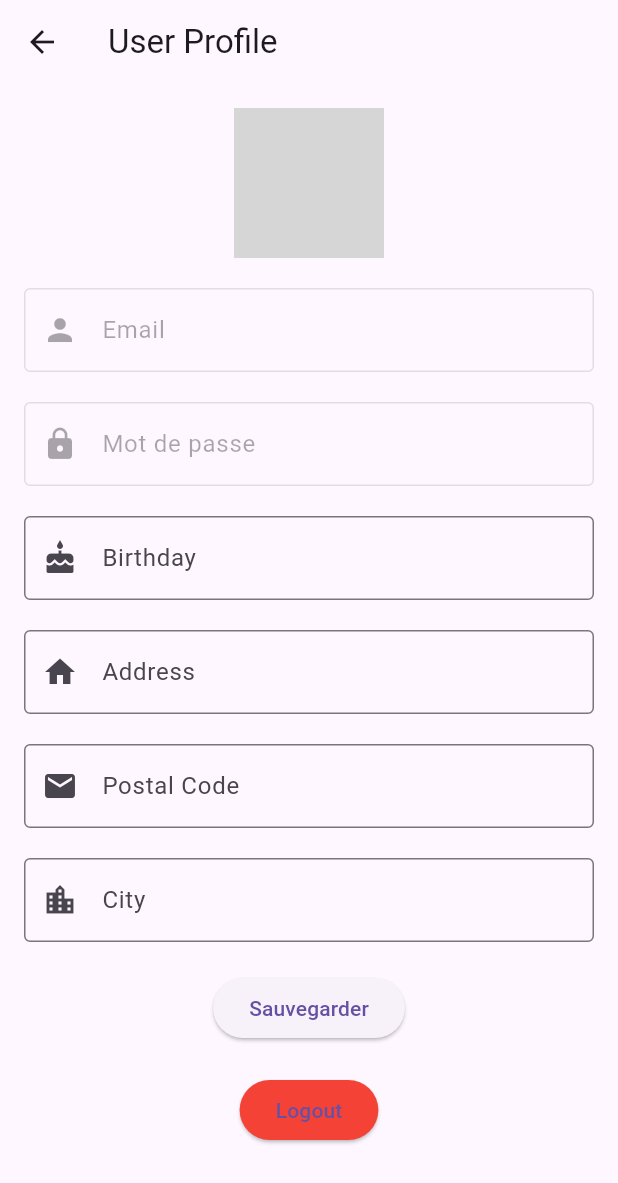
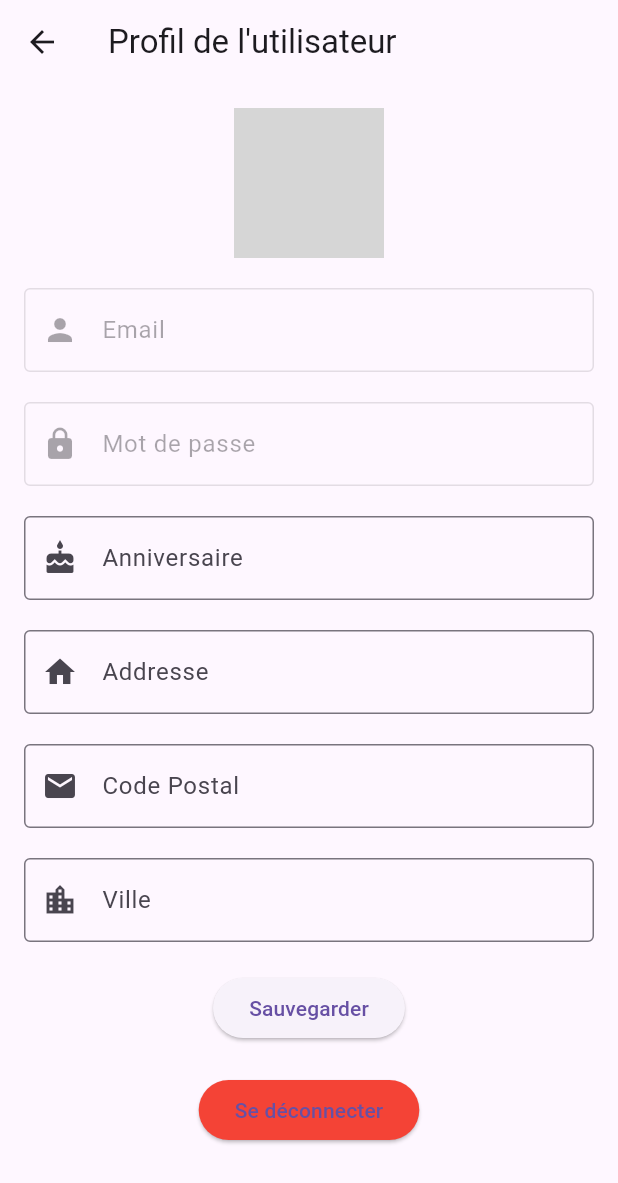
Before and after one commit to Lucxs95/FlutterProjectFront, a Flutter app: the UserProfileScreen screen opened directly, on a phone screen of 412 x 824 dp. Shown: the top 1183 px of the screen. Run offline on Flutter 3.47's test engine with Material 3 defaults, Android fonts, the phone set to English and light mode, and no system bars; our stand-ins replace cached_network_image, image_picker, shared_preferences; missing offline and left inert: dart:html; accounts and stored records are empty; network calls fail; grey boxes are pictures that could not be loaded.

Commit message:
ajout de la fin

```diff
--- a/lib/activities_screen.dart
+++ b/lib/activities_screen.dart
@@ -11,7 +11,7 @@ Future<List<Activity>> fetchActivities() async {
     List activitiesJson = json.decode(response.body);
     return activitiesJson.map((json) => Activity.fromJson(json)).toList();
   } else {
-    throw Exception('Failed to load activities');
+    throw Exception('Échec du chargement des activités');
   }
 }
 
--- a/lib/activity.dart
+++ b/lib/activity.dart
@@ -1,5 +1,5 @@
 class Activity {
-  final String id; // Ajoutez un champ pour l'id
+  final String id;
   final String imageUrl;
   final String title;
   final String category;
@@ -8,7 +8,7 @@ class Activity {
   final double price;
 
   Activity({
-    required this.id, // Assurez-vous d'inclure l'id dans le constructeur
+    required this.id,
     required this.imageUrl,
     required this.title,
     required this.category,
@@ -19,7 +19,7 @@ class Activity {
 
   factory Activity.fromJson(Map<String, dynamic> json) {
     return Activity(
-      id: json['_id'], // Récupérez _id depuis le JSON
+      id: json['_id'],
       imageUrl: json['imageUrl'],
       title: json['title'],
       category: json['category'],
--- a/lib/user_profile_screen.dart
+++ b/lib/user_profile_screen.dart
@@ -67,7 +67,6 @@ Future<void> saveUserProfile() async {
   final jwtToken = await getJwtToken();
   final userId = await getUserId();
 
-  // Convertir la date du format dd/MM/yyyy en un objet DateTime
   DateTime? birthday;
   try {
     final parts = _birthdayController.text.split('/');
@@ -78,8 +77,8 @@ Future<void> saveUserProfile() async {
       birthday = DateTime(year, month, day);
     }
   } catch (e) {
-    print("Error parsing birthday: $e");
-    ScaffoldMessenger.of(context).showSnackBar(SnackBar(content: Text("Invalid birthday format")));
+    print("Erreur lors de l'analyse de l'anniversaire: $e");
+    ScaffoldMessenger.of(context).showSnackBar(SnackBar(content: Text("Format d'anniversaire invalide")));
     return;
   }
 
@@ -91,8 +90,7 @@ Future<void> saveUserProfile() async {
     },
     body: jsonEncode({
       'email': _loginController.text,
-      // Ne pas envoyer le mot de passe s'il ne doit pas être modifié ou géré différemment
-      'birthday': birthday != null ? DateFormat('yyyy-MM-dd').format(birthday) : null, // Convertit en format ISO 8601
+      'birthday': birthday != null ? DateFormat('yyyy-MM-dd').format(birthday) : null,
       'address': _addressController.text,
       'postalCode': _postalCodeController.text,
       'city': _cityController.text,
@@ -100,9 +98,9 @@ Future<void> saveUserProfile() async {
   );
 
   if (response.statusCode == 200) {
-    ScaffoldMessenger.of(context).showSnackBar(SnackBar(content: Text("Profile updated successfully")));
+    ScaffoldMessenger.of(context).showSnackBar(SnackBar(content: Text("Mise à jour du profil réussie")));
   } else {
-    ScaffoldMessenger.of(context).showSnackBar(SnackBar(content: Text("Failed to update profile")));
+    ScaffoldMessenger.of(context).showSnackBar(SnackBar(content: Text("Échec de la mise à jour du profil")));
   }
 }
 
@@ -119,7 +117,7 @@ Future<void> saveUserProfile() async {
   @override
   Widget build(BuildContext context) {
     return Scaffold(
-      appBar: AppBar(title: Text('User Profile')),
+      appBar: AppBar(title: Text('Profil de l\'utilisateur')),
       body: SingleChildScrollView(
         padding: EdgeInsets.all(16.0),
         child: Column(
@@ -139,7 +137,7 @@ Future<void> saveUserProfile() async {
                 border: OutlineInputBorder(),
                 prefixIcon: Icon(Icons.person),
               ),
-                enabled: false, // Désactive le champ de texte
+                enabled: false,
 
             ),
             SizedBox(height: 20),
@@ -151,57 +149,57 @@ Future<void> saveUserProfile() async {
                 prefixIcon: Icon(Icons.lock),
 
               ),
-                obscureText: true, // Ceci obfusque le texte entré dans le champ de texte
-                enabled: false, // Désactive le champ de texte
+                obscureText: true,
+                enabled: false,
 
             ),
             SizedBox(height: 20),
             TextField(
               controller: _birthdayController,
               decoration: InputDecoration(
-                labelText: 'Birthday',
+                labelText: 'Anniversaire',
                 border: OutlineInputBorder(),
                 prefixIcon: Icon(Icons.cake),
               ),
             ),
-            SizedBox(height: 20), // Ajoute un espace de 20 pixels en dessous du champ de texte
+            SizedBox(height: 20),
 
             TextField(
               controller: _addressController,
               decoration: InputDecoration(
-                labelText: 'Address',
+                labelText: 'Addresse',
                 border: OutlineInputBorder(),
                 prefixIcon: Icon(Icons.home),
               ),
             ),
-            SizedBox(height: 20), // Ajoute un espace de 20 pixels en dessous du champ de texte
+            SizedBox(height: 20),
 TextField(
               controller: _postalCodeController,
               decoration: InputDecoration(
-                labelText: 'Postal Code',
+                labelText: 'Code Postal',
                 border: OutlineInputBorder(),
                 prefixIcon: Icon(Icons.local_post_office),
               ),
               keyboardType: TextInputType.number,
             ),
-            SizedBox(height: 20), // Ajoute un espace de 20 pixels en dessous du champ de texte
+            SizedBox(height: 20),
 TextField(
               controller: _cityController,
               decoration: InputDecoration(
-                labelText: 'City',
+                labelText: 'Ville',
                 border: OutlineInputBorder(),
                 prefixIcon: Icon(Icons.location_city),
               ),
             ),
             SizedBox(height: 20),
             ElevatedButton(onPressed: saveUserProfile, child: Text('Sauvegarder')),
-                        SizedBox(height: 20), // Ajoute un espace de 20 pixels en dessous du champ de texte
+                        SizedBox(height: 20),
 
             ElevatedButton(onPressed: () async {
               final prefs = await SharedPreferences.getInstance();
               await prefs.clear();
               window.location.reload();
-            }, child: Text('Logout'), style: ElevatedButton.styleFrom(primary: Colors.red)),
+            }, child: Text('Se déconnecter'), style: ElevatedButton.styleFrom(primary: Colors.red)),
           ],
         ),
       ),
```
Also changed, not shown: lib/activity_detail_screen.dart (+11 -13 lines), lib/cart_screen.dart (+61 -18 lines), lib/homescreen.dart (+7 -8 lines), lib/main.dart (+5 -8 lines), 6 other files.
